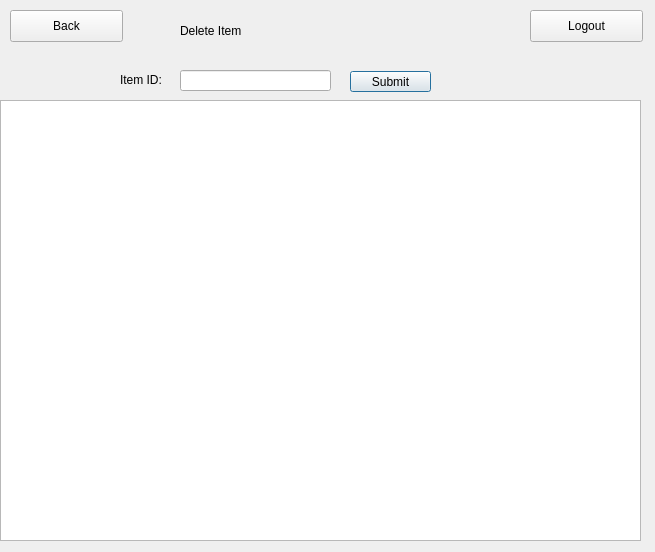
Above: QtGui/deleteItem.ui from Tligtvoet/goat-bulk before the change. Below: the same form after it.
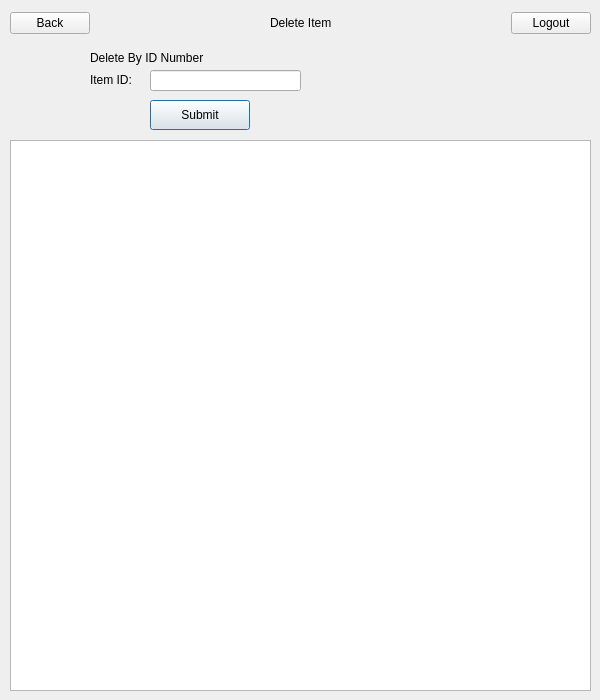
That is the form after the change.

```diff
--- a/QtGui/deleteItem.ui
+++ b/QtGui/deleteItem.ui
@@ -6,17 +6,29 @@
    <rect>
     <x>0</x>
     <y>0</y>
-    <width>655</width>
-    <height>552</height>
+    <width>600</width>
+    <height>700</height>
    </rect>
   </property>
+  <property name="minimumSize">
+   <size>
+    <width>600</width>
+    <height>700</height>
+   </size>
+  </property>
+  <property name="maximumSize">
+   <size>
+    <width>600</width>
+    <height>700</height>
+   </size>
+  </property>
   <property name="windowTitle">
    <string>Dialog</string>
   </property>
   <widget class="QLineEdit" name="lineEdit_id">
    <property name="geometry">
     <rect>
-     <x>180</x>
+     <x>150</x>
      <y>70</y>
      <width>151</width>
      <height>21</height>
@@ -26,10 +38,10 @@
   <widget class="QPushButton" name="pushButton_3">
    <property name="geometry">
     <rect>
-     <x>350</x>
-     <y>71</y>
-     <width>81</width>
-     <height>21</height>
+     <x>150</x>
+     <y>100</y>
+     <width>100</width>
+     <height>30</height>
     </rect>
    </property>
    <property name="text">
@@ -39,43 +51,23 @@
   <widget class="QTableWidget" name="tableWidget">
    <property name="geometry">
     <rect>
-     <x>0</x>
-     <y>100</y>
-     <width>641</width>
-     <height>441</height>
-    </rect>
-   </property>
-  </widget>
-  <widget class="QPushButton" name="pushButton_back">
-   <property name="geometry">
-    <rect>
      <x>10</x>
-     <y>10</y>
-     <width>113</width>
-     <height>32</height>
+     <y>140</y>
+     <width>581</width>
+     <height>551</height>
     </rect>
    </property>
-   <property name="text">
-    <string>Back</string>
-   </property>
-  </widget>
-  <widget class="QLabel" name="label_deletemember">
-   <property name="geometry">
-    <rect>
-     <x>180</x>
-     <y>10</y>
-     <width>131</width>
-     <height>41</height>
-    </rect>
-   </property>
-   <property name="text">
-    <string>Delete Item</string>
+   <property name="sizePolicy">
+    <sizepolicy hsizetype="Fixed" vsizetype="Fixed">
+     <horstretch>0</horstretch>
+     <verstretch>0</verstretch>
+    </sizepolicy>
    </property>
   </widget>
   <widget class="QLabel" name="label_id">
    <property name="geometry">
     <rect>
-     <x>120</x>
+     <x>90</x>
      <y>70</y>
      <width>51</width>
      <height>20</height>
@@ -85,19 +77,78 @@
     <string>Item ID: </string>
    </property>
   </widget>
-  <widget class="QPushButton" name="pushButton_logout">
+  <widget class="QLabel" name="label_2">
    <property name="geometry">
     <rect>
-     <x>530</x>
-     <y>10</y>
-     <width>113</width>
-     <height>32</height>
+     <x>90</x>
+     <y>50</y>
+     <width>141</width>
+     <height>16</height>
     </rect>
    </property>
    <property name="text">
-    <string>Logout</string>
+    <string>Delete By ID Number</string>
    </property>
   </widget>
+  <widget class="QWidget" name="">
+   <property name="geometry">
+    <rect>
+     <x>10</x>
+     <y>10</y>
+     <width>581</width>
+     <height>26</height>
+    </rect>
+   </property>
+   <layout class="QHBoxLayout" name="horizontalLayout">
+    <item>
+     <widget class="QPushButton" name="pushButton_back">
+      <property name="text">
+       <string>Back</string>
+      </property>
+     </widget>
+    </item>
+    <item>
+     <spacer name="horizontalSpacer">
+      <property name="orientation">
+       <enum>Qt::Horizontal</enum>
+      </property>
+      <property name="sizeHint" stdset="0">
+       <size>
+        <width>40</width>
+        <height>20</height>
+       </size>
+      </property>
+     </spacer>
+    </item>
+    <item>
+     <widget class="QLabel" name="label_deletemember">
+      <property name="text">
+       <string>Delete Item</string>
+      </property>
+     </widget>
+    </item>
+    <item>
+     <spacer name="horizontalSpacer_2">
+      <property name="orientation">
+       <enum>Qt::Horizontal</enum>
+      </property>
+      <property name="sizeHint" stdset="0">
+       <size>
+        <width>40</width>
+        <height>20</height>
+       </size>
+      </property>
+     </spacer>
+    </item>
+    <item>
+     <widget class="QPushButton" name="pushButton_logout">
+      <property name="text">
+       <string>Logout</string>
+      </property>
+     </widget>
+    </item>
+   </layout>
+  </widget>
  </widget>
  <resources/>
  <connections/>
```
